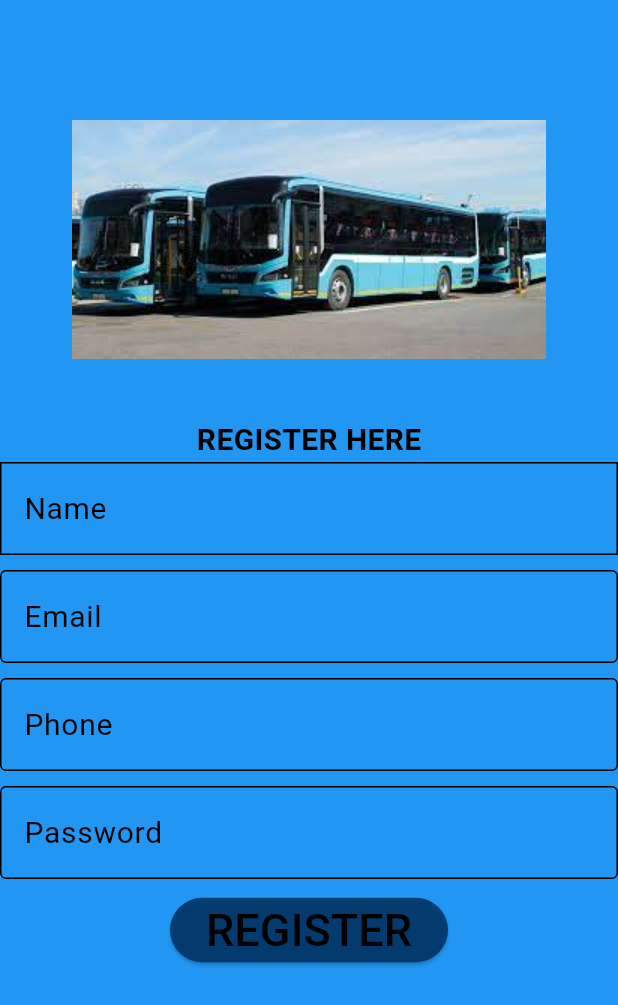
After one commit to NjabuloKML/my-route1, a Flutter app: the screen it shows after launch, after a tap on "REGISTER", on a phone screen of 412 x 824 dp. The commit adds this screen. Shown: the top 1005 px of the screen. Run offline on Flutter 3.47's test engine with Material 3 defaults, Android fonts, the phone set to English and light mode, and no system bars; our stand-ins replace fluttertoast, google_maps_flutter, location, simple_circular_progress_bar; missing offline and left inert: flutter_polyline_points.

Commit message:
second commit

```diff
--- a/lib/authotication/log_in.dart
+++ b/lib/authotication/log_in.dart
@@ -1,4 +1,5 @@
 import 'package:flutter/material.dart';
+import 'package:googlemap2/authotication/register.dart';
 import 'package:googlemap2/pages/map_page.dart';
 
 class LoginPage extends StatefulWidget {
@@ -73,7 +74,25 @@ class _LoginPageState extends State<LoginPage> {
                 "LOGIN",
                 style: TextStyle(color: Colors.black, fontSize: 30),
               ),
-            )
+            ),
+            SizedBox(
+              height: 10,
+            ),
+            Padding(
+              padding: const EdgeInsets.fromLTRB(0, 0, 0, 0),
+              child: TextButton(
+                onPressed: () {
+                  Navigator.push(context,
+                      MaterialPageRoute(builder: (c) => SignUpScreen()));
+                },
+                style:
+                    TextButton.styleFrom(backgroundColor: Colors.transparent),
+                child: const Text(
+                  "REGISTER",
+                  style: TextStyle(color: Colors.black, fontSize: 15),
+                ),
+              ),
+            ),
           ],
         ),
       ),
--- /dev/null
+++ b/lib/authotication/register.dart
@@ -0,0 +1,135 @@
+import 'package:flutter/material.dart';
+import 'package:fluttertoast/fluttertoast.dart';
+import 'package:googlemap2/authotication/log_in.dart';
+import 'package:googlemap2/widgets/progressbar.dart';
+
+class SignUpScreen extends StatefulWidget {
+  @override
+  State<SignUpScreen> createState() => _SignUpScreenState();
+}
+
+class _SignUpScreenState extends State<SignUpScreen> {
+  TextEditingController nameTextEditingController = TextEditingController();
+  TextEditingController emailTextEditingController = TextEditingController();
+  TextEditingController phoneTextEditingController = TextEditingController();
+  TextEditingController passwordTextEditingController = TextEditingController();
+
+//valiadate the input on the form
+  validateform() {
+    if (nameTextEditingController.text.length < 3) {
+      Fluttertoast.showToast(msg: "Name must be above 3 charactors");
+    } else if (!emailTextEditingController.text.contains("@")) {
+      Fluttertoast.showToast(msg: "invalid email address");
+    } else if (phoneTextEditingController.text.isEmpty) {
+      Fluttertoast.showToast(msg: "invalid phone number");
+    } else if (passwordTextEditingController.text.length < 3) {
+      Fluttertoast.showToast(msg: "Password must be 6 or more characterss");
+    } else {
+      showDialog(
+          context: context,
+          barrierDismissible: false,
+          builder: (BuildContext c) {
+            return const ProgressBar();
+          });
+    }
+  }
+
+  @override
+  Widget build(BuildContext context) {
+    return Scaffold(
+      backgroundColor: Colors.blue,
+      body: SingleChildScrollView(
+        child: Column(
+          children: [
+            const SizedBox(
+              height: 40,
+            ),
+            Padding(
+              padding: const EdgeInsets.all(40.0),
+              child: Image.asset("lib/images/bus.jpeg"),
+            ),
+            const Text(
+              "REGISTER HERE",
+              style: TextStyle(
+                  color: Colors.black,
+                  fontWeight: FontWeight.bold,
+                  fontSize: 20),
+            ),
+            TextField(
+              controller: nameTextEditingController,
+              keyboardType: TextInputType.text,
+              decoration: const InputDecoration(
+                  hintText: "Name",
+                  enabledBorder: OutlineInputBorder(
+                      borderSide: BorderSide(color: Colors.black),
+                      borderRadius: BorderRadius.zero),
+                  focusedBorder: UnderlineInputBorder(
+                      borderSide: BorderSide(color: Colors.black)),
+                  hintStyle: TextStyle(color: Colors.black, fontSize: 20)),
+            ),
+            const SizedBox(
+              height: 10,
+            ),
+            TextField(
+              controller: emailTextEditingController,
+              keyboardType: TextInputType.emailAddress,
+              decoration: const InputDecoration(
+                  hintText: "Email",
+                  enabledBorder: OutlineInputBorder(
+                      borderSide: BorderSide(color: Colors.black)),
+                  focusedBorder: UnderlineInputBorder(
+                      borderSide: BorderSide(color: Colors.black)),
+                  hintStyle: TextStyle(color: Colors.black, fontSize: 20)),
+            ),
+            const SizedBox(
+              height: 10,
+            ),
+            TextField(
+              controller: phoneTextEditingController,
+              keyboardType: TextInputType.phone,
+              decoration: const InputDecoration(
+                  hintText: "Phone",
+                  enabledBorder: OutlineInputBorder(
+                      borderSide: BorderSide(color: Colors.black)),
+                  focusedBorder: UnderlineInputBorder(
+                      borderSide: BorderSide(color: Colors.black)),
+                  hintStyle: TextStyle(color: Colors.black, fontSize: 20)),
+            ),
+            const SizedBox(
+              height: 10,
+            ),
+            TextField(
+              controller: passwordTextEditingController,
+              keyboardType: TextInputType.text,
+              obscureText: true,
+              decoration: const InputDecoration(
+                  hintText: "Password ",
+                  enabledBorder: OutlineInputBorder(
+                      borderSide: BorderSide(color: Colors.black)),
+                  focusedBorder: UnderlineInputBorder(
+                      borderSide: BorderSide(color: Colors.black)),
+                  hintStyle: TextStyle(color: Colors.black, fontSize: 20)),
+            ),
+            const SizedBox(
+              height: 10,
+            ),
+            ElevatedButton(
+              onPressed: () {
+                validateform();
+                Navigator.push(
+                    context, MaterialPageRoute(builder: (c) => LoginPage()));
+                // call the validate method
+              },
+              style: ElevatedButton.styleFrom(
+                  backgroundColor: Color.fromARGB(235, 1, 55, 105)),
+              child: const Text(
+                "REGISTER",
+                style: TextStyle(color: Colors.black, fontSize: 30),
+              ),
+            )
+          ],
+        ),
+      ),
+    );
+  }
+}
--- /dev/null
+++ b/lib/widgets/progressbar.dart
@@ -0,0 +1,25 @@
+import 'package:flutter/material.dart';
+import 'package:simple_circular_progress_bar/simple_circular_progress_bar.dart';
+
+class ProgressBar extends StatefulWidget {
+  const ProgressBar({super.key});
+
+  @override
+  State<ProgressBar> createState() => _ProgressBarState();
+}
+
+class _ProgressBarState extends State<ProgressBar> {
+  @override
+  Widget build(BuildContext context) {
+    return const SimpleCircularProgressBar(
+      progressColors: [
+        Colors.cyan,
+        Colors.green,
+        Colors.amberAccent,
+        Colors.redAccent,
+        Colors.purpleAccent
+      ],
+      backColor: Colors.blueGrey,
+    );
+  }
+}
--- a/pubspec.yaml
+++ b/pubspec.yaml
@@ -15,6 +15,8 @@ dependencies:
   location: ^5.0.3
   geolocator: ^10.1.0
   flutter_google_places: ^0.3.0
+  fluttertoast: ^8.2.4
+  simple_circular_progress_bar: ^1.0.2
 
 
 dev_dependencies:
```
Also changed, not shown: pubspec.lock, 1 other file.
